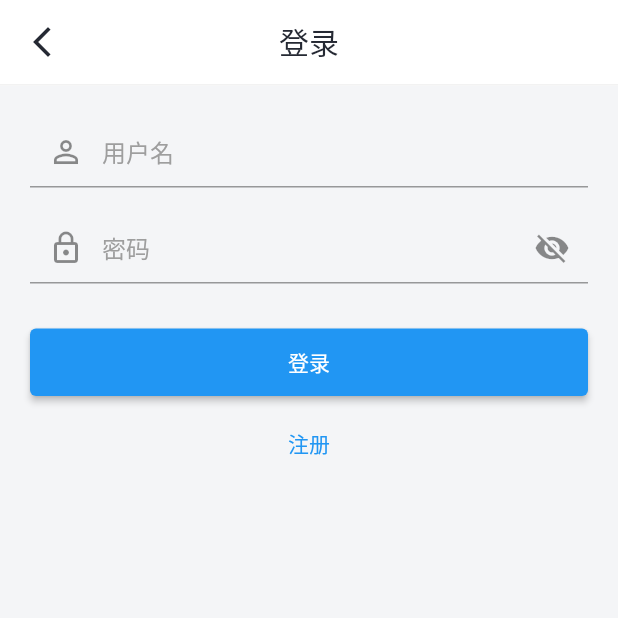
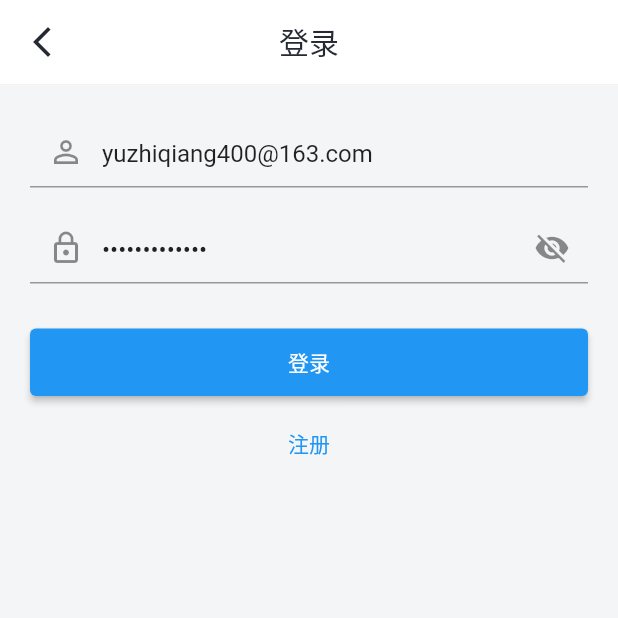
Before and after one commit to chiclaim/WanFlutter, a Flutter app: the screen it shows after launch, item 4 of the bottom bar chosen, after a tap on "登录/注册", on a phone screen of 412 x 824 dp, the top half of it. Run offline on Flutter 3.47's test engine with Material 2 defaults, Android fonts, the light colour scheme and no system bars; our stand-ins replace carousel_slider, cookie_jar, dio, dio_cookie_manager, fluttertoast, share_plus and 1 more; accounts and stored records are empty; network calls fail.

Commit message:
实现登录接口、文章收藏功能

```diff
--- a/lib/module/base/network/dio/dio_network.dart
+++ b/lib/module/base/network/dio/dio_network.dart
@@ -1,4 +1,11 @@
+// ignore_for_file: depend_on_referenced_packages
+
+import 'dart:io';
+
 import 'package:dio/dio.dart';
+import 'package:dio_cookie_manager/dio_cookie_manager.dart';
+import 'package:cookie_jar/cookie_jar.dart';
+import 'package:path_provider/path_provider.dart';
 import 'package:wanflutter/library/network/network.dart';
 import 'package:wanflutter/library/network/exception.dart';
 import 'package:wanflutter/library/network/method.dart';
@@ -11,21 +18,23 @@ import 'package:wanflutter/module/base/network/response_result.dart';
 ///
 class DioNetwork implements INetwork {
   final Dio _dio = Dio();
-  static const int timeout = 15000;
+  static const int _timeout = 15000;
+  final String baseUrl;
 
-  final String baseUrl;
-  final List<Interceptor>? interceptors;
+  DioNetwork._({required this.baseUrl});
 
-  DioNetwork({required this.baseUrl, this.interceptors}) {
-    _dio.options.baseUrl = baseUrl;
-    _dio.options.sendTimeout = const Duration(milliseconds: timeout);
-    _dio.options.receiveTimeout = const Duration(milliseconds: timeout);
-    _dio.options.connectTimeout = const Duration(milliseconds: timeout);
-    if (interceptors?.isNotEmpty == true) {
-      _dio.interceptors.addAll(interceptors!);
-    }
+  static Future<DioNetwork> of({required String baseUrl}) async {
+    DioNetwork network = DioNetwork._(baseUrl: baseUrl);
+    network._dio.options.baseUrl = baseUrl;
+    network._dio.options.sendTimeout = const Duration(milliseconds: _timeout);
+    network._dio.options.receiveTimeout = const Duration(milliseconds: _timeout);
+    network._dio.options.connectTimeout = const Duration(milliseconds: _timeout);
+    // cookie 处理（用于登录）
+    final cookieJar = await _prepareJar(); //CookieJar();
+    network._dio.interceptors.add(CookieManager(cookieJar));
+
     // 解析服务端返回的数据
-    _dio.interceptors.add(InterceptorsWrapper(
+    network._dio.interceptors.add(InterceptorsWrapper(
       onResponse: (e, handler) {
         if (e.statusCode == 200) {
           final responseData = e.data;
@@ -42,6 +51,16 @@ class DioNetwork implements INetwork {
         handler.next(e);
       },
     ));
+    return network;
+  }
+
+  static Future<PersistCookieJar> _prepareJar() async {
+    final Directory appDocDir = await getApplicationDocumentsDirectory();
+    final String appDocPath = appDocDir.path;
+    return PersistCookieJar(
+      ignoreExpires: true,
+      storage: FileStorage("$appDocPath/.cookies/"),
+    );
   }
 
   DioNetwork addLogInterceptor() {
--- a/lib/module/base/network/http_client.dart
+++ b/lib/module/base/network/http_client.dart
@@ -1,3 +1,4 @@
+import 'package:wanflutter/library/network/method.dart';
 import 'package:wanflutter/library/network/options.dart';
 import 'package:wanflutter/module/base/network/base_url.dart';
 import 'package:wanflutter/module/base/network/network_manager.dart';
@@ -11,13 +12,13 @@ class HttpClient {
       {BaseUrl baseUrl = _defaultBaseUrl,
       dynamic Function(dynamic data)? parseData}) async {
     int? statusCode = -1;
-    final network = NetworkManager.obtainNetwork(baseUrl);
+    final network = await NetworkManager.obtainNetwork(baseUrl);
     try {
       final responseInfo = await network.request(requestOption);
       statusCode = responseInfo.statusCode;
       if (responseInfo.statusCode == 200) {
         // 解析业务数据
-        if (parseData != null && responseInfo.data!=null) {
+        if (parseData != null && responseInfo.data != null) {
           responseInfo.data.data = parseData(responseInfo.data.data);
         }
         return responseInfo.data;
@@ -28,4 +29,25 @@ class HttpClient {
     }
     return ResponseResult(ok: false, errorMsg: "服务器请求错误[($statusCode)]");
   }
+
+  static Future<ResponseResult> get<T>(String path,
+      {BaseUrl baseUrl = _defaultBaseUrl,
+      Map<String, dynamic>? queryParameters,
+      dynamic Function(dynamic data)? parseData}) async {
+    return request<T>(
+        RequestOption(path,
+            method: Method.get, queryParameters: queryParameters),
+        parseData: parseData);
+  }
+
+  static Future<ResponseResult> post<T>(String path,
+      {BaseUrl baseUrl = _defaultBaseUrl,
+      Map<String, dynamic>? queryParameters,
+      dynamic data,
+      dynamic Function(dynamic data)? parseData}) async {
+    return request<T>(
+        RequestOption(path,
+            method: Method.post, queryParameters: queryParameters, data: data),
+        parseData: parseData);
+  }
 }
--- a/lib/module/base/network/network_manager.dart
+++ b/lib/module/base/network/network_manager.dart
@@ -6,10 +6,11 @@ class NetworkManager {
   static final _baseUrlMaps = <String, INetwork>{};
 
   /// 从 Network 缓存中获取 Network 实例，如果不存在，则创建
-  static INetwork obtainNetwork(BaseUrl baseUrl) {
+  static Future<INetwork> obtainNetwork(BaseUrl baseUrl) async {
     var network = _baseUrlMaps[baseUrl.key()];
     if (network == null) {
-      network = DioNetwork(baseUrl: baseUrl.getBaseUrl()).addLogInterceptor();
+      network = (await DioNetwork.of(baseUrl: baseUrl.getBaseUrl()))
+          .addLogInterceptor();
       _baseUrlMaps[baseUrl.key()] = network;
     }
     return network;
--- a/lib/module/common/router/router_config.dart
+++ b/lib/module/common/router/router_config.dart
@@ -1,6 +1,6 @@
 import 'package:flutter/material.dart';
 import 'package:wanflutter/main.dart';
-import 'package:wanflutter/module/common/page/article_detail_page.dart';
+import 'package:wanflutter/module/article/page/article_detail_page.dart';
 import 'package:wanflutter/module/mine/page/login_page.dart';
 
 class Router {
--- a/lib/module/common/router/router_utils.dart
+++ b/lib/module/common/router/router_utils.dart
@@ -5,4 +5,8 @@ class RouterUtils {
       {Object? arguments}) {
     Navigator.pushNamed(context, router, arguments: arguments);
   }
+
+  static void closePage(BuildContext context) {
+    Navigator.pop(context);
+  }
 }
--- /dev/null
+++ b/lib/module/common/user/user_manager.dart
@@ -0,0 +1,41 @@
+import 'package:wanflutter/module/mine/bean/user_bean.dart';
+
+enum UserEvent { login, logout }
+
+abstract class UserEventListener {
+  void onLogin(User user);
+  void onLogout();
+}
+
+class UserManager {
+  static final List<UserEventListener> _listeners = [];
+
+  static User? user;
+
+  static bool isLogin() {
+    return user != null;
+  }
+
+  static void registerUserEventListener(UserEventListener listener) {
+    _listeners.add(listener);
+  }
+
+  static void removeUserEventListener(UserEventListener listener) {
+    _listeners.remove(listener);
+  }
+
+  static void notifyOnChange(UserEvent event, {User? data}) {
+    for (final element in _listeners) {
+      switch (event) {
+        case UserEvent.login:
+          user = data;
+          element.onLogin(data!);
+          break;
+        case UserEvent.logout:
+          user = null;
+          element.onLogout();
+          break;
+      }
+    }
+  }
+}
--- /dev/null
+++ b/lib/module/mine/bean/user_vo.dart
@@ -0,0 +1,28 @@
+import 'package:wanflutter/module/mine/bean/user_bean.dart';
+
+class UserVo {
+  final User? user;
+  UserVo({this.user});
+
+  bool isLogin() {
+    return user != null;
+  }
+
+  int getCollectCount() {
+    final count = user?.collectIds?.length;
+    if (count == null) return 0;
+    return count;
+  }
+
+  int getCoinCount() {
+    final count = user?.coinCount;
+    if (count == null) return 0;
+    return count;
+  }
+
+  String getShowName() {
+    final name = user?.username;
+    if (name == null) return "";
+    return name;
+  }
+}
--- a/lib/module/mine/page/login_page.dart
+++ b/lib/module/mine/page/login_page.dart
@@ -1,6 +1,8 @@
 import 'package:flutter/material.dart';
 import 'package:wanflutter/library/utils/string_utils.dart';
 import 'package:wanflutter/library/utils/toast_utils.dart';
+import 'package:wanflutter/module/common/router/router_utils.dart';
+import 'package:wanflutter/module/common/user/user_manager.dart';
 import 'package:wanflutter/module/mine/api/user_api.dart';
 import 'package:wanflutter/module/mine/bean/user_bean.dart';
 import 'package:wanflutter/widget/widget_factory.dart';
@@ -18,6 +20,13 @@ class LoginPageStatee extends State<LoginPage> {
   final _usernameController = TextEditingController();
   final _passwordController = TextEditingController();
   bool _obscureText = true;
+
+  @override
+  void initState() {
+    super.initState();
+    _usernameController.text = "yuzhiqiang400@163.com";
+    _passwordController.text = "qiangni123456";
+  }
 
   @override
   Widget build(BuildContext context) {
@@ -60,7 +69,7 @@ class LoginPageStatee extends State<LoginPage> {
                 height: 45,
                 child: ElevatedButton(
                   onPressed: () {
-                    requestLogin();
+                    requestLogin(context);
                   },
                   child: const Text('登录'),
                 )),
@@ -77,7 +86,7 @@ class LoginPageStatee extends State<LoginPage> {
     );
   }
 
-  void requestLogin() async {
+  void requestLogin(BuildContext context) async {
     final username = _usernameController.text;
     final password = _passwordController.text;
     if (StringUtils.isEmpty(username)) {
@@ -90,6 +99,14 @@ class LoginPageStatee extends State<LoginPage> {
     }
     final responseResult = await UserApi().login(username, password);
     final User? user = responseResult.data;
-    print(user?.email);
+    if (user == null) {
+      ToastUtils.show("登录失败");
+    } else {
+      ToastUtils.show("登录成功");
+      UserManager.notifyOnChange(UserEvent.login, data: user);
+      setState(() {
+        RouterUtils.closePage(context);
+      });
+    }
   }
 }
--- a/lib/module/mine/page/mine_page.dart
+++ b/lib/module/mine/page/mine_page.dart
@@ -2,13 +2,43 @@
 /// “我的” 页面
 ///
 import 'package:flutter/material.dart';
+import 'package:wanflutter/library/utils/string_utils.dart';
 import 'package:wanflutter/module/common/router/router_config.dart';
 import 'package:wanflutter/module/common/router/router_utils.dart';
+import 'package:wanflutter/module/common/user/user_manager.dart';
+import 'package:wanflutter/module/mine/bean/user_bean.dart';
+import 'package:wanflutter/module/mine/bean/user_vo.dart';
 import 'package:wanflutter/widget/setting_item_widget.dart';
 import 'package:wanflutter/widget/widget_factory.dart';
 
-class MinePage extends StatelessWidget {
+class MinePage extends StatefulWidget {
   const MinePage({super.key});
+
+  @override
+  State<StatefulWidget> createState() {
+    return MinePageState();
+  }
+}
+
+class MinePageState extends State<MinePage>
+    with AutomaticKeepAliveClientMixin
+    implements UserEventListener {
+  UserVo _user = UserVo();
+
+  @override
+  bool get wantKeepAlive => true;
+
+  @override
+  void initState() {
+    super.initState();
+    UserManager.registerUserEventListener(this);
+  }
+
+  @override
+  void dispose() {
+    super.dispose();
+    UserManager.removeUserEventListener(this);
+  }
 
   @override
   Widget build(BuildContext context) {
@@ -31,6 +61,7 @@ class MinePage extends StatelessWidget {
             // 登录入口
             GestureDetector(
                 onTap: () {
+                  if (_user.isLogin()) return;
                   RouterUtils.pushPage(
                     context,
                     Routers.pageLogin.path,
@@ -40,16 +71,18 @@ class MinePage extends StatelessWidget {
                     padding: const EdgeInsets.only(
                         left: 35, top: 20, right: 20, bottom: 20),
                     child: Row(
-                      children: const [
-                        CircleAvatar(
+                      children: [
+                        const CircleAvatar(
                           radius: 30,
                           backgroundColor: Colors.grey,
                           // backgroundImage: AssetImage('assets/avatar.png'),
                         ),
-                        SizedBox(width: 25),
+                        const SizedBox(width: 25),
                         Text(
-                          '登录/注册',
-                          style: TextStyle(
+                          StringUtils.isEmpty(_user.getShowName())
+                              ? '登录/注册'
+                              : _user.getShowName(),
+                          style: const TextStyle(
                               fontSize: 20, fontWeight: FontWeight.bold),
                         ),
                       ],
@@ -57,18 +90,18 @@ class MinePage extends StatelessWidget {
             Row(
               children: [
                 Expanded(
-                    child: Column(children: const [
-                  Text("0",
-                      style:
-                          TextStyle(fontSize: 20, fontWeight: FontWeight.bold)),
-                  Text('收藏', style: TextStyle(fontSize: 14))
+                    child: Column(children: [
+                  Text(_user.getCollectCount().toString(),
+                      style: const TextStyle(
+                          fontSize: 20, fontWeight: FontWeight.bold)),
+                  const Text('收藏', style: TextStyle(fontSize: 14))
                 ])),
                 Expanded(
-                    child: Column(children: const [
-                  Text("0",
-                      style:
-                          TextStyle(fontSize: 20, fontWeight: FontWeight.bold)),
-                  Text('积分', style: TextStyle(fontSize: 14))
+                    child: Column(children: [
+                  Text(_user.getCoinCount().toString(),
+                      style: const TextStyle(
+                          fontSize: 20, fontWeight: FontWeight.bold)),
+                  const Text('积分', style: TextStyle(fontSize: 14))
                 ])),
                 Expanded(
                     child: Column(children: const [
@@ -126,4 +159,14 @@ class MinePage extends StatelessWidget {
       ],
     );
   }
+
+  @override
+  void onLogin(User user) {
+    setState(() {
+      _user = UserVo(user: user);
+    });
+  }
+
+  @override
+  void onLogout() {}
 }
--- a/pubspec.yaml
+++ b/pubspec.yaml
@@ -37,6 +37,8 @@ dependencies:
   url_launcher: ^6.1.11
   share_plus: 7.0.2
   carousel_slider: ^4.2.1
+  dio_cookie_manager: ^2.0.0
+  path_provider: ^2.0.15
 
 
   # The following adds the Cupertino Icons font to your application.
```
Also changed, not shown: lib/module/article/api/article_api.dart (added, +11 -0 lines), lib/module/home/page/home_page.dart (+15 -39 lines), lib/module/article/page/article_detail_page.dart (renamed from lib/module/common/page/article_detail_page.dart), pubspec.lock.
